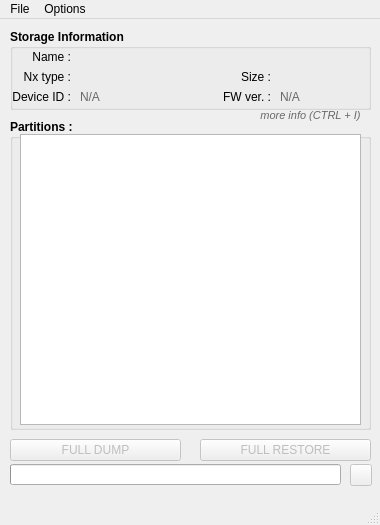
eliboa/NxNandManager, file NxNandManager/gui/mainwindow.ui: the form before one commit.
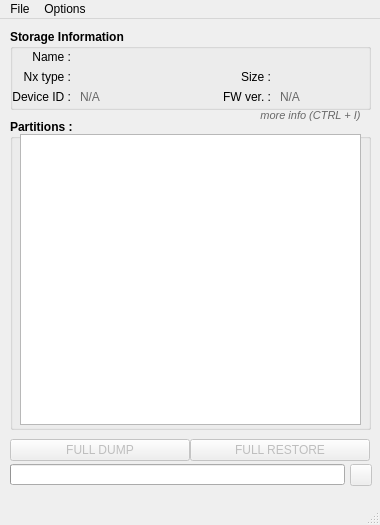
The form after the commit. Icons and pictures are not drawn.

Commit message: GUI : rawnand dump from rawmmc + misc fixes

```diff
--- a/NxNandManager/gui/mainwindow.ui
+++ b/NxNandManager/gui/mainwindow.ui
@@ -63,7 +63,7 @@
      <rect>
       <x>10</x>
       <y>445</y>
-      <width>331</width>
+      <width>335</width>
       <height>21</height>
      </rect>
     </property>
@@ -578,7 +578,7 @@
      <rect>
       <x>10</x>
       <y>420</y>
-      <width>171</width>
+      <width>180</width>
       <height>22</height>
      </rect>
     </property>
@@ -610,9 +610,9 @@
     </property>
     <property name="geometry">
      <rect>
-      <x>200</x>
+      <x>190</x>
       <y>420</y>
-      <width>171</width>
+      <width>180</width>
       <height>22</height>
      </rect>
     </property>
```
Left out of the diff: 6 changed lines with no effect on the pictures. The commit also changes 6 other files.
